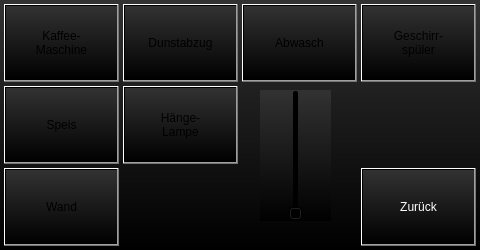
The window that projects/klaus_visu_ap420/kuechewindow.ui (busmaster/homebus) describes before a commit, drawn with Qt 5.
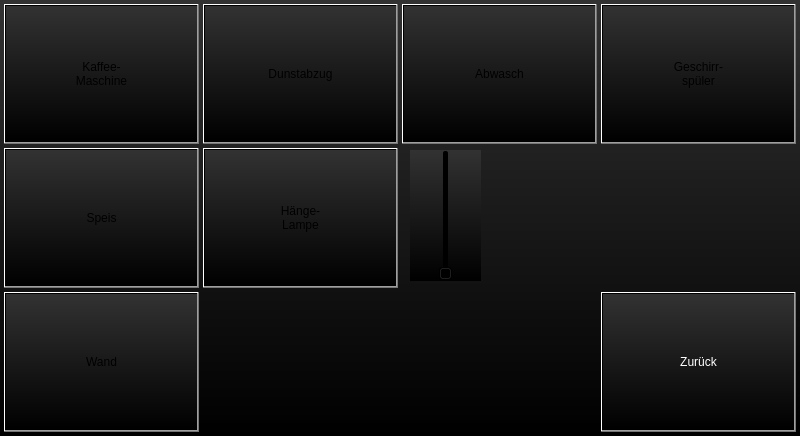
The same window after the commit.

```diff
--- a/projects/klaus_visu_ap420/kuechewindow.ui
+++ b/projects/klaus_visu_ap420/kuechewindow.ui
@@ -6,8 +6,8 @@
    <rect>
     <x>0</x>
     <y>0</y>
-    <width>480</width>
-    <height>250</height>
+    <width>800</width>
+    <height>436</height>
    </rect>
   </property>
   <property name="windowTitle">
@@ -20,9 +20,9 @@
    <property name="geometry">
     <rect>
      <x>4</x>
-     <y>86</y>
-     <width>115</width>
-     <height>78</height>
+     <y>148</y>
+     <width>195</width>
+     <height>140</height>
     </rect>
    </property>
    <property name="sizePolicy">
@@ -38,10 +38,10 @@
   <widget class="QPushButton" name="pushButtonLight">
    <property name="geometry">
     <rect>
-     <x>123</x>
-     <y>86</y>
-     <width>115</width>
-     <height>78</height>
+     <x>203</x>
+     <y>148</y>
+     <width>195</width>
+     <height>140</height>
     </rect>
    </property>
    <property name="sizePolicy">
@@ -59,9 +59,9 @@
    <property name="geometry">
     <rect>
      <x>4</x>
-     <y>168</y>
-     <width>115</width>
-     <height>78</height>
+     <y>292</y>
+     <width>195</width>
+     <height>140</height>
     </rect>
    </property>
    <property name="sizePolicy">
@@ -77,10 +77,10 @@
   <widget class="QPushButton" name="pushButtonLightAbwasch">
    <property name="geometry">
     <rect>
-     <x>242</x>
+     <x>402</x>
      <y>4</y>
-     <width>115</width>
-     <height>78</height>
+     <width>195</width>
+     <height>140</height>
     </rect>
    </property>
    <property name="sizePolicy">
@@ -96,10 +96,10 @@
   <widget class="QPushButton" name="pushButtonBack">
    <property name="geometry">
     <rect>
-     <x>361</x>
-     <y>168</y>
-     <width>115</width>
-     <height>78</height>
+     <x>601</x>
+     <y>292</y>
+     <width>195</width>
+     <height>140</height>
     </rect>
    </property>
    <property name="sizePolicy">
@@ -120,8 +120,8 @@
     <rect>
      <x>4</x>
      <y>4</y>
-     <width>115</width>
-     <height>78</height>
+     <width>195</width>
+     <height>140</height>
     </rect>
    </property>
    <property name="sizePolicy">
@@ -138,10 +138,10 @@
   <widget class="QPushButton" name="pushButtonLightDunstabzug">
    <property name="geometry">
     <rect>
-     <x>123</x>
+     <x>203</x>
      <y>4</y>
-     <width>115</width>
-     <height>78</height>
+     <width>195</width>
+     <height>140</height>
     </rect>
    </property>
    <property name="sizePolicy">
@@ -157,10 +157,10 @@
   <widget class="QPushButton" name="pushButtonLightGeschirrspueler">
    <property name="geometry">
     <rect>
-     <x>361</x>
+     <x>601</x>
      <y>4</y>
-     <width>115</width>
-     <height>78</height>
+     <width>195</width>
+     <height>140</height>
     </rect>
    </property>
    <property name="sizePolicy">
@@ -177,8 +177,8 @@
   <widget class="QSlider" name="verticalSlider">
    <property name="geometry">
     <rect>
-     <x>260</x>
-     <y>90</y>
+     <x>410</x>
+     <y>150</y>
      <width>71</width>
      <height>131</height>
     </rect>
```
